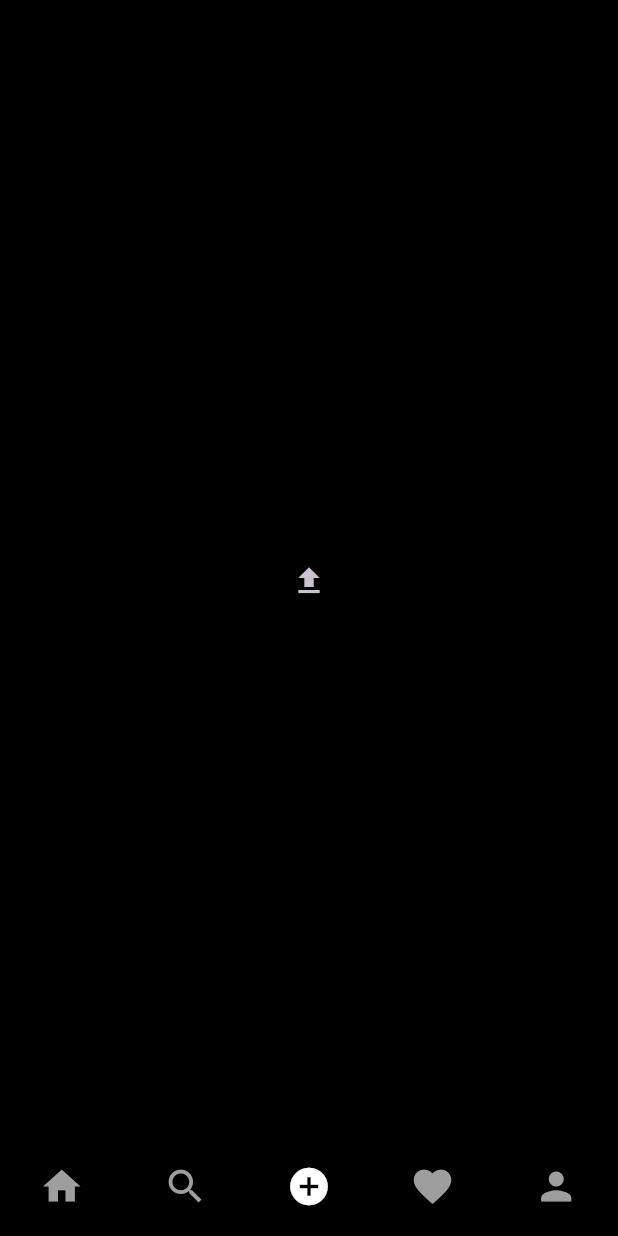
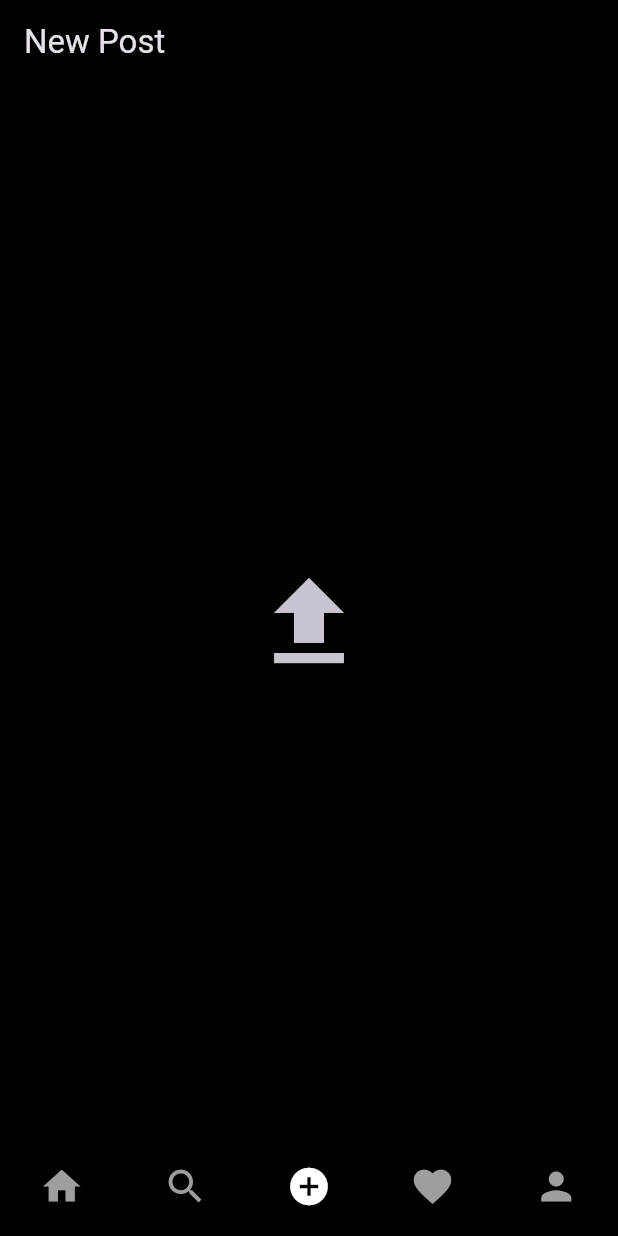
Before and after one commit to Kapil619/FlutterGram, a Flutter app: the screen it shows once a user with an empty profile is signed in, swiped to page 3, on a phone screen of 412 x 824 dp. Run offline on Flutter 3.47's test engine with Material 3 defaults, Android fonts, the phone set to English and light mode, and no system bars; our stand-ins replace cloud_firestore, firebase_auth, firebase_core, firebase_storage, flutter_svg, image_picker; accounts and stored records are empty.

Commit message:
Some refactors to icons , ccomments & adjusted personal post screen

```diff
--- a/lib/screens/add_post_screen.dart
+++ b/lib/screens/add_post_screen.dart
@@ -20,6 +20,7 @@ class _AddPostScreenState extends State<AddPostScreen> {
   final TextEditingController _descriptionController = TextEditingController();
   bool _isLoading = false;
 
+//postImg function
   void postImage(
     String uid,
     String username,
@@ -39,7 +40,7 @@ class _AddPostScreenState extends State<AddPostScreen> {
         clearImage();
       } else {
         setState(() {
-          bool _isLoading = true;
+          _isLoading = true;
         });
         showSnackBar(res, context);
       }
@@ -48,6 +49,7 @@ class _AddPostScreenState extends State<AddPostScreen> {
     }
   }
 
+  //selectImage function
   _selectImage(BuildContext context) async {
     return showDialog(
       context: context,
@@ -108,11 +110,22 @@ class _AddPostScreenState extends State<AddPostScreen> {
     final User user = Provider.of<UserProvider>(context).getUser;
 
     return _file == null
-        ? Center(
-            child: IconButton(
-              icon: const Icon(Icons.upload),
-              onPressed: () => _selectImage(context),
+        ? Scaffold(
+            appBar: AppBar(
+              backgroundColor: mobileBackgroundColor,
+              title: const Text('New Post'),
             ),
+            body: Column(
+                mainAxisAlignment: MainAxisAlignment.center,
+                crossAxisAlignment: CrossAxisAlignment.center,
+                children: [
+                  Center(
+                    child: IconButton(
+                      icon: const Icon(size: 80, Icons.upload),
+                      onPressed: () => _selectImage(context),
+                    ),
+                  ),
+                ]),
           )
         : Scaffold(
             appBar: AppBar(
--- a/lib/screens/profile_screen.dart
+++ b/lib/screens/profile_screen.dart
@@ -234,7 +234,7 @@ class _ProfileScreenState extends State<ProfileScreen> {
                               Navigator.of(context).push(
                                 MaterialPageRoute(
                                   builder: (context) => Padding(
-                                    padding: const EdgeInsets.only(top: 25.0),
+                                    padding: const EdgeInsets.only(top: 25),
                                     child: PostCard(
                                       snap: snapshot.data!.docs[index].data(),
                                     ),
```
Also changed, not shown: lib/widgets/post_card.dart (+13 -3 lines).
